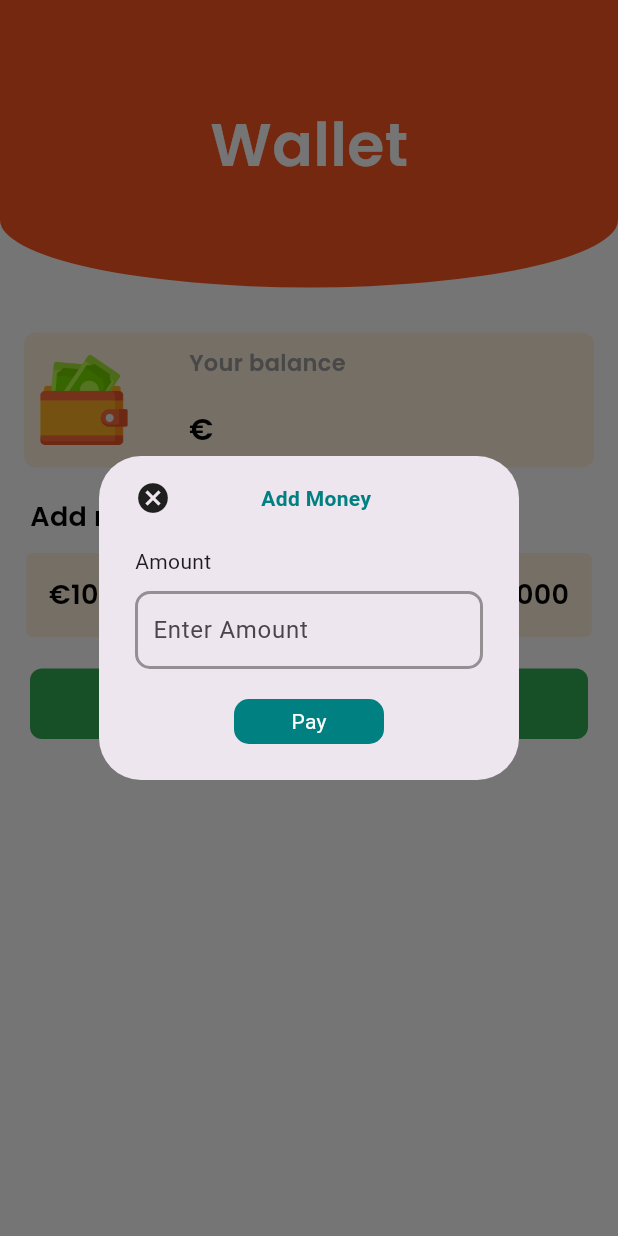
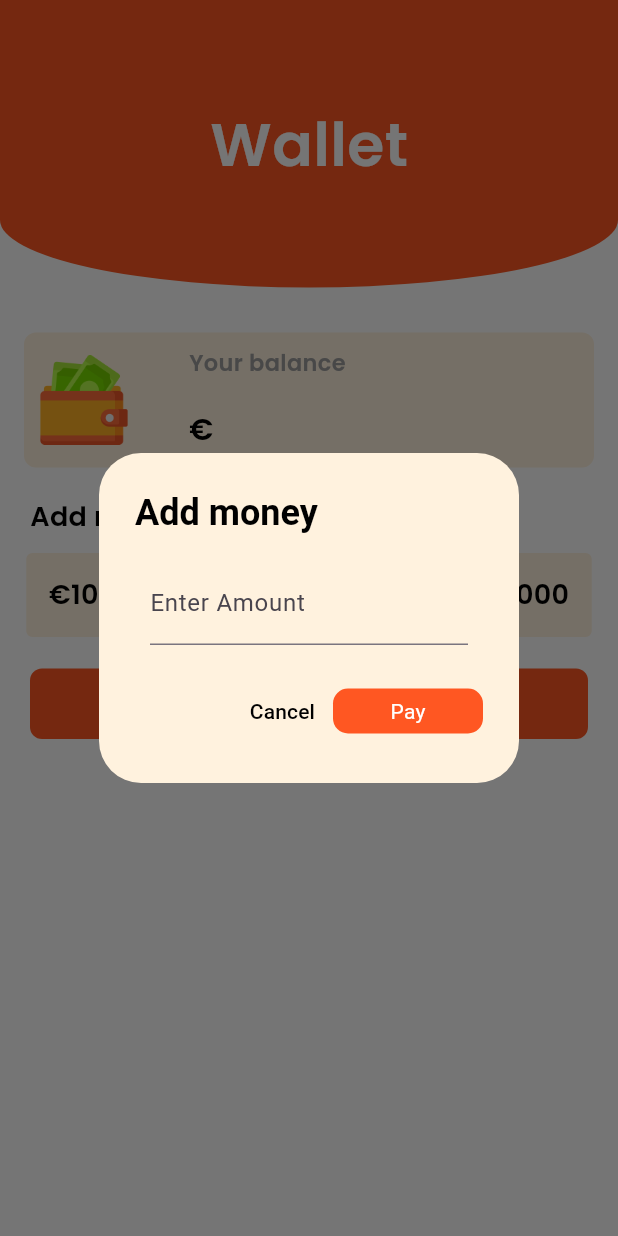
Before and after one commit to katarinasrdanov/RVIR-Projekt, a Flutter app: the Wallet screen opened directly, after a tap on "Choose other amount", on a phone screen of 412 x 824 dp. Run offline on Flutter 3.47's test engine with Material 3 defaults, Android fonts, the phone set to English and light mode, and no system bars; our stand-ins replace cloud_firestore, curved_navigation_bar, firebase_auth, firebase_core, flutter_rating_bar, image_picker and 1 more; missing offline and left inert: flutter_stripe; accounts and stored records are empty.

Commit message:
ui popravke na profil in wallet

```diff
--- a/rvir_projekt/lib/pages/wallet.dart
+++ b/rvir_projekt/lib/pages/wallet.dart
@@ -156,7 +156,7 @@ class _WalletState extends State<Wallet> {
                       padding: EdgeInsets.symmetric(vertical: 12.0),
                       width: MediaQuery.of(context).size.width,
                       decoration: BoxDecoration(
-                          color: Color.fromARGB(255, 50, 172, 86),
+                          color: Color(0Xffff5722),
                           borderRadius: BorderRadius.circular(8)),
                       child: Center(
                         child: Text(
@@ -202,8 +202,8 @@ class _WalletState extends State<Wallet> {
         add = int.parse(wallet!) + int.parse(amount);
 
         // Update the wallet in the database
-        await DatabaseMethods()
-            .updateWallet(FirebaseAuth.instance.currentUser!.uid, add.toString());
+        await DatabaseMethods().updateWallet(
+            FirebaseAuth.instance.currentUser!.uid, add.toString());
 
         await fetchUserData();
 
@@ -277,55 +277,40 @@ class _WalletState extends State<Wallet> {
   Future openEdit() => showDialog(
       context: context,
       builder: (context) => AlertDialog(
+            backgroundColor: const Color.fromARGB(255, 255, 242, 222),
+            title: Text('Add money',
+                style: TextStyle(
+                  color: Colors.black,
+                  fontWeight: FontWeight.bold,
+                )),
             content: SingleChildScrollView(
-              child: Container(
               child: Column(
                 crossAxisAlignment: CrossAxisAlignment.start,
                 children: [
-                    Row(
-                      children: [
-                        GestureDetector(
-                            onTap: () {
-                              Navigator.pop(context);
-                            },
-                            child: Icon(Icons.cancel)),
-                        SizedBox(
-                          width: 60.0,
-                        ),
-                        Center(
-                          child: Text(
-                            "Add Money",
-                            style: TextStyle(
-                              color: Color(0xFF008080),
-                              fontWeight: FontWeight.bold,
-                            ),
-                          ),
-                        )
-                      ],
-                    ),
-                    SizedBox(
-                      height: 20.0,
-                    ),
-                    Text("Amount"),
-                    SizedBox(
-                      height: 10.0,
-                    ),
                   Container(
                     padding: EdgeInsets.symmetric(horizontal: 10.0),
-                      decoration: BoxDecoration(
-                          border: Border.all(color: Colors.black38, width: 2.0),
-                          borderRadius: BorderRadius.circular(10)),
                     child: TextField(
                       controller: amountcontroller,
-                        decoration: InputDecoration(
-                            border: InputBorder.none, hintText: 'Enter Amount'),
+                      decoration: InputDecoration(labelText: 'Enter Amount'),
                     ),
                   ),
                   SizedBox(
                     height: 20.0,
                   ),
-                    Center(
-                      child: GestureDetector(
+                  Row(
+                    mainAxisAlignment: MainAxisAlignment.end,
+                    children: [
+                      TextButton(
+                        child: const Text(
+                          "Cancel",
+                          style: TextStyle(color: Colors.black),
+                        ),
+                        onPressed: () {
+                          Navigator.of(context).pop();
+                        },
+                      ),
+                      SizedBox(height: 10.0),
+                      GestureDetector(
                         onTap: () {
                           Navigator.pop(context);
                           makePayment(amountcontroller.text);
@@ -334,7 +319,7 @@ class _WalletState extends State<Wallet> {
                           width: 100,
                           padding: EdgeInsets.all(5),
                           decoration: BoxDecoration(
-                            color: Color(0xFF008080),
+                            color: Color(0Xffff5722),
                             borderRadius: BorderRadius.circular(10),
                           ),
                           child: Center(
@@ -344,9 +329,9 @@ class _WalletState extends State<Wallet> {
                           )),
                         ),
                       ),
-                    )
                     ],
                   ),
+                ],
               ),
             ),
           ));
```
Also changed, not shown: rvir_projekt/lib/pages/profile.dart (+28 -28 lines). Lines whose indentation alone changed are shown as unchanged.
